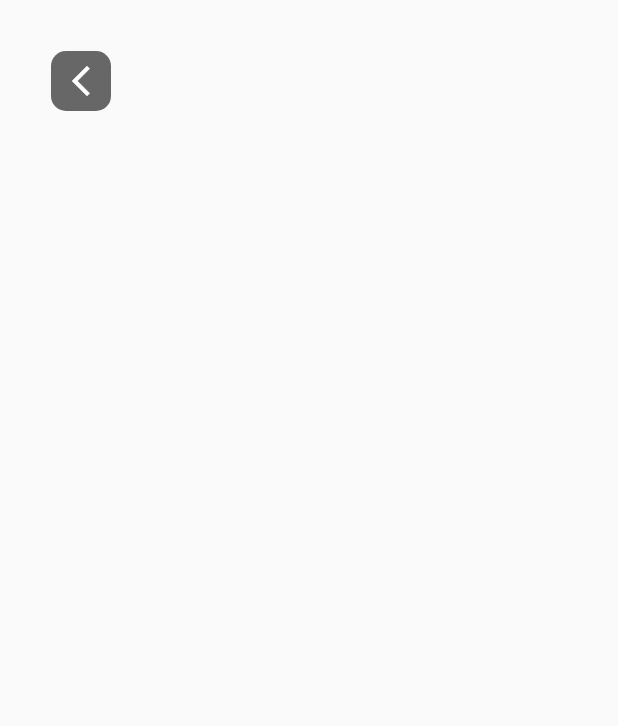
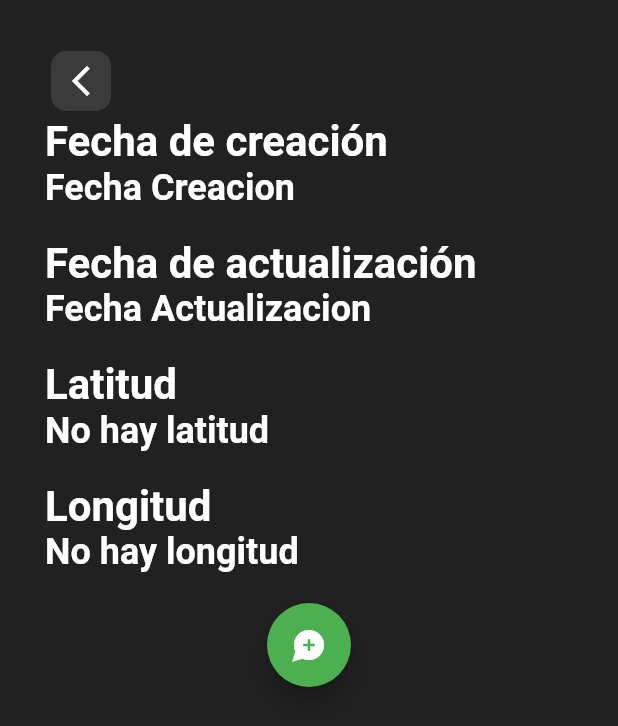
Before and after one commit to CleanCodersRojo/FrontendMyNotes, a Flutter app: the InformationScreen screen opened directly, on a phone screen of 412 x 824 dp. Shown: the top 726 px of the screen. Run offline on Flutter 3.47's test engine with Material 2 defaults, Android fonts, the light colour scheme and no system bars; our stand-ins replace avatar_glow, camera, flutter_map, geolocator, latlong2 and 2 more; missing offline and left inert: dart:ffi, google_mlkit_text_recognition, html_editor_enhanced; network calls fail.

Commit message:
Update information for the note
Actualizando la información de la nota para mostrar sus características

```diff
--- a/lib/screens/informationNote.dart
+++ b/lib/screens/informationNote.dart
@@ -1,28 +1,35 @@
 import 'package:flutter/material.dart';
+import 'package:intl/intl.dart';
 import '../models/note.dart';
 import 'edit.dart';
+import 'geolocator.dart';
 
 class InformationScreen extends StatelessWidget{
-  // final String text;
+
   final Note? nota;
-  const InformationScreen({superKey, this.nota});
+  InformationScreen({superKey, this.nota});
 
   @override
   Widget build(BuildContext context){
 
+    final TextStyle estiloTexto = TextStyle(
+      fontSize: 24,
+      fontWeight: FontWeight.bold,
+      color: Colors.white,
+    );
+    final DateFormat formatoFecha = DateFormat('d/M/yyyy, h:mma');
+
     return Scaffold(
+      backgroundColor: Colors.grey.shade900,
       body: Padding(
         padding: const EdgeInsets.all(30.0),
-
         child: Column(
           children: [
             Row(
-
               children: [
                 IconButton(
                   onPressed: () {
                     Navigator.pop(context);
-
                   },
                   padding: EdgeInsets.all(0),
                   icon: Container(
@@ -35,13 +42,92 @@ class InformationScreen extends StatelessWidget{
                       Icons.arrow_back_ios_new,
                       color: Colors.white,
                     ),
-                    )),
+                  )
+                ),
               ],
+            ),
+            Expanded(
+              child: ListView(
+                children: [
+                  Text(
+                    'Fecha de creación',
+                    style: TextStyle(
+                      fontSize: 28,
+                      fontWeight: FontWeight.bold,
+                      color: Colors.white
+                    ),
+                  ),
+                  Text(
+                    nota != null ? formatoFecha.format(nota!.fechaCreacion) : 'Fecha Creacion',
+                    style: estiloTexto,
+                  ),
+                  SizedBox(height: 20),
+                  Text(
+                    'Fecha de actualización',
+                    style: TextStyle(
+                      fontSize: 28,
+                      fontWeight: FontWeight.bold,
+                      color: Colors.white
+                    ),
+                  ),
+                  Text(
+                    nota != null ? formatoFecha.format(nota!.fechaActualizacion) : 'Fecha Actualizacion',
+                    style: estiloTexto,
+                  ),
+                  SizedBox(height: 20),
+                  Text(
+                    'Latitud',
+                    style: TextStyle(
+                      fontSize: 28,
+                      fontWeight: FontWeight.bold,
+                      color: Colors.white
+                    ),
+                  ),
+                  Text(
+                    nota?.latitud?.toString() ?? 'No hay latitud',
+                    style: estiloTexto,
+                  ),
+                  SizedBox(height: 20),
+                  Text(
+                    'Longitud',
+                    style: TextStyle(
+                      fontSize: 28,
+                      fontWeight: FontWeight.bold,
+                      color: Colors.white
+                    ),
+                  ),
+                  Text(
+                    nota?.altitud?.toString() ?? 'No hay longitud',
+                    style: estiloTexto,
+                  ),
+                  SizedBox(height: 20),
+                  FloatingActionButton(
+
+                    onPressed: () async {
+                      if(nota!.altitud != null && nota!.latitud != null){
+                        Navigator.push(
+                        context,
+                        MaterialPageRoute(builder: (context) => LocationMapView(nota: nota)),
+                      );
+                      }else{
+                        ScaffoldMessenger.of(context).showSnackBar(
+                            SnackBar(
+                            content: Text('El mapa no puede ser mostrado'),
+                            duration: Duration(seconds: 3),
+                            ),
+                        );
+                      }
+
+                    },
+                    backgroundColor: Colors.green,
+                    child: const Icon(Icons.maps_ugc, color: Colors.white),
+                  ),
+                ],
+              ),
             )
           ],
         )
       ),
-
     );
   }
 }
```
Lines whose indentation alone changed are shown as unchanged.
